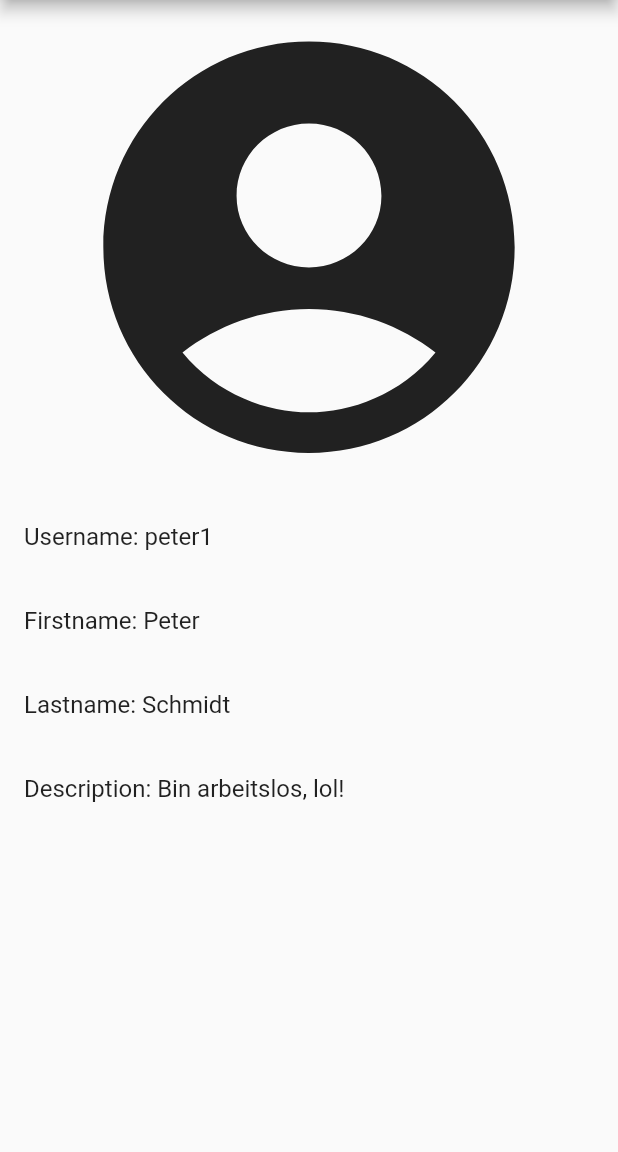
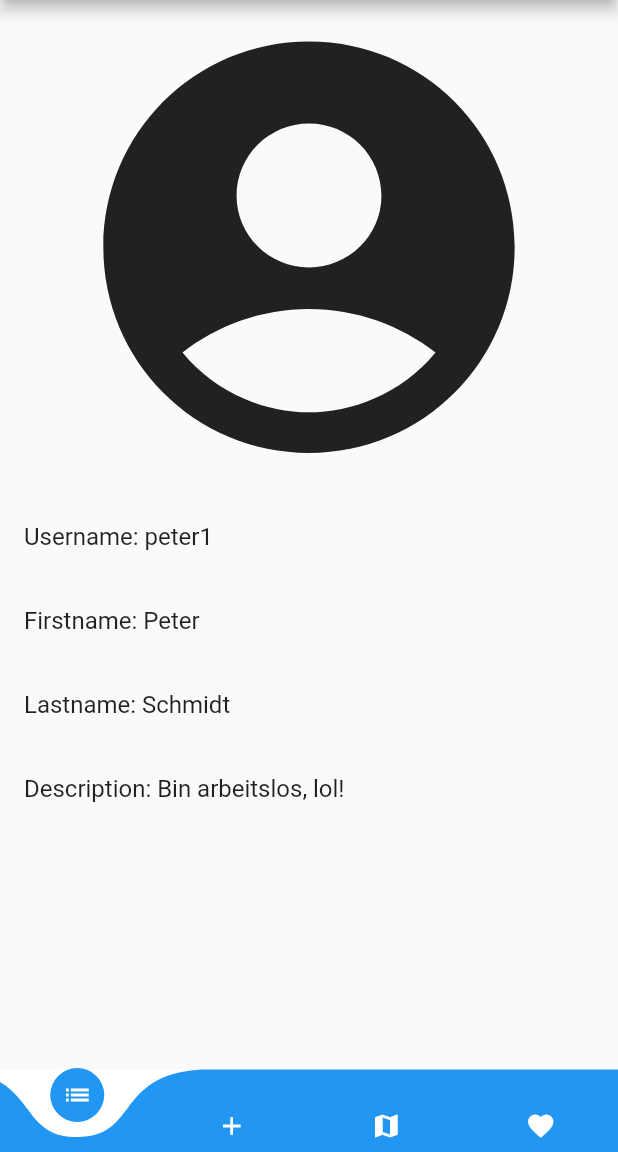
Before and after one commit to ConstantinKoch/WirVSVirus, a Flutter app: the screen it shows after launch, after a tap on the "account circle" icon, on a phone screen of 412 x 824 dp, the part 84-1236 px from its top. Run offline on Flutter 3.47's test engine with Material 2 defaults, Android fonts, the phone set to English and light mode, and no system bars; drawn by our look-alikes of curved_navigation_bar.

Commit message:
added buttom action bar, Bugs: Action bar never disappears, didn't now how to use object oriented programming to create a independent ListView class and different account types for Volunteers and companies

```diff
--- a/App/wirvsvirus/lib/Account.dart
+++ b/App/wirvsvirus/lib/Account.dart
@@ -1,10 +1,15 @@
 class Account {
+  int id;
   String username;
   String firstname;
   String lastname;
   String description;
 
-  Account(this.username, this.firstname, this.lastname, this.description);
+  Account(this.id, this.username, this.firstname, this.lastname, this.description);
+
+  int get getId => id;
+
+  set setId(int id) => this.id = id;
 
   String get getUsername => username;
 
--- a/App/wirvsvirus/lib/AccountView.dart
+++ b/App/wirvsvirus/lib/AccountView.dart
@@ -2,7 +2,7 @@ import 'package:flutter/material.dart';
 import 'package:wirvsvirus/Account.dart';
 
 class AccountView extends StatelessWidget {
-  final user = Account('peter1', 'Peter', 'Schmidt', 'Bin arbeitslos, lol!');
+  final user = Account(1, 'peter1', 'Peter', 'Schmidt', 'Bin arbeitslos, lol!');
 
   @override
   Widget build(BuildContext context) {
--- a/App/wirvsvirus/lib/JobOverview.dart
+++ b/App/wirvsvirus/lib/JobOverview.dart
@@ -1,5 +1,6 @@
 import 'package:flutter/cupertino.dart';
 import 'package:flutter/material.dart';
+import 'package:wirvsvirus/AccountView.dart';
 import 'package:wirvsvirus/JobDetails.dart';
 import 'package:wirvsvirus/Skeleton.dart';
 import 'Jobs.dart';
@@ -25,7 +26,7 @@ class JobOverview extends StatelessWidget {
                   icon:Icon(IconData(59475, fontFamily: 'MaterialIcons')),
                   onPressed: (){
                     Navigator.push(context, MaterialPageRoute(
-                        builder:(context) => Skeleton(body: JobOverview()/*TODO change to right activity*/)
+                        builder:(context) => Skeleton(body: AccountView()/*TODO change to Account activity*/)
                     )
                     );
                   },
@@ -58,6 +59,8 @@ class JobOverview extends StatelessWidget {
   }
 }
 
+
+
 class JobListTile extends ListTile {
   final Jobs job;
 
--- a/App/wirvsvirus/lib/Jobs.dart
+++ b/App/wirvsvirus/lib/Jobs.dart
@@ -1,9 +1,10 @@
 class Jobs {
+  int id;
   final String title;
   final String employer;
   final Donation donation;
 
-  Jobs({this.title, this.employer, this.donation});
+  Jobs({this.id, this.title, this.employer, this.donation});
 }
 
 class Donation {
@@ -18,10 +19,15 @@ class Donation {
 
 List<Jobs> getJobs() {
   var jobArr = [
-    Jobs(title: 'Regale einräumen', employer: 'Rewe', donation: Donation(20.00)),
-    Jobs(title: 'Einkäufe erledigen', employer: 'Oma Hilde', donation: Donation(00.00)),
-    Jobs(title: 'Klopapierkäufer kontrollieren', employer: 'Aldi', donation: Donation(10.00)),
+    Jobs(id: 1, title: 'Regale einräumen', employer: 'Rewe', donation: Donation(20.00)),
+    Jobs(id: 2, title: 'Einkäufe erledigen', employer: 'Oma Hilde', donation: Donation(00.00)),
+    Jobs(id: 3, title: 'Klopapierkäufer kontrollieren', employer: 'Aldi', donation: Donation(10.00)),
   ];
-
   return jobArr;
 }
+List<Jobs> getFavJobs(){
+  var jobArr = [
+    Jobs(id: 1, title: 'Regale einräumen', employer: 'Rewe', donation: Donation(20.00)),
+  ];
+  return jobArr;
+}
--- a/App/wirvsvirus/lib/Skeleton.dart
+++ b/App/wirvsvirus/lib/Skeleton.dart
@@ -1,4 +1,7 @@
+import 'package:curved_navigation_bar/curved_navigation_bar.dart';
 import 'package:flutter/material.dart';
+import 'package:wirvsvirus/FavoriteJobList.dart';
+import 'package:wirvsvirus/JobOverview.dart';
 import 'AccountView.dart';
 
 class Skeleton extends StatefulWidget {
@@ -38,6 +41,29 @@ class _SkeletonState extends State<Skeleton> {
         ],
       ),
       body: this.body,
+      bottomNavigationBar: CurvedNavigationBar(
+        height: 55,
+        color: Colors.blue,
+        backgroundColor: Colors.white,
+        animationDuration: Duration(milliseconds: 210),
+        items: <Widget>[
+          Icon(Icons.list, size: 20, color: Colors.white,),
+          Icon(Icons.add, size: 20, color: Colors.white,),
+          Icon(Icons.map, size: 20, color: Colors.white,),
+          Icon(Icons.favorite, size: 20, color: Colors.white,),
+        ],
+        onTap: (item) {
+          switch(item){
+            //TODO: Add other cases
+            case 3: {
+              print("3 clicked");
+              Navigator.push(context, MaterialPageRoute(builder: (context) => Skeleton(body: FavoriteJobList())));
+            }
+            break;
+          }
+          print("You selected: "+item.toString());
+        },
+      ),
     );
   }
 }
--- a/App/wirvsvirus/pubspec.yaml
+++ b/App/wirvsvirus/pubspec.yaml
@@ -17,6 +17,7 @@ environment:
   sdk: ">=2.1.0 <3.0.0"
 
 dependencies:
+  curved_navigation_bar:
   flutter:
     sdk: flutter
 
```
Also changed, not shown: App/wirvsvirus/lib/FavoriteJobList.dart (added, +68 -0 lines), App/wirvsvirus/lib/JobDetails.dart (+26 -2 lines), App/wirvsvirus/pubspec.lock.
